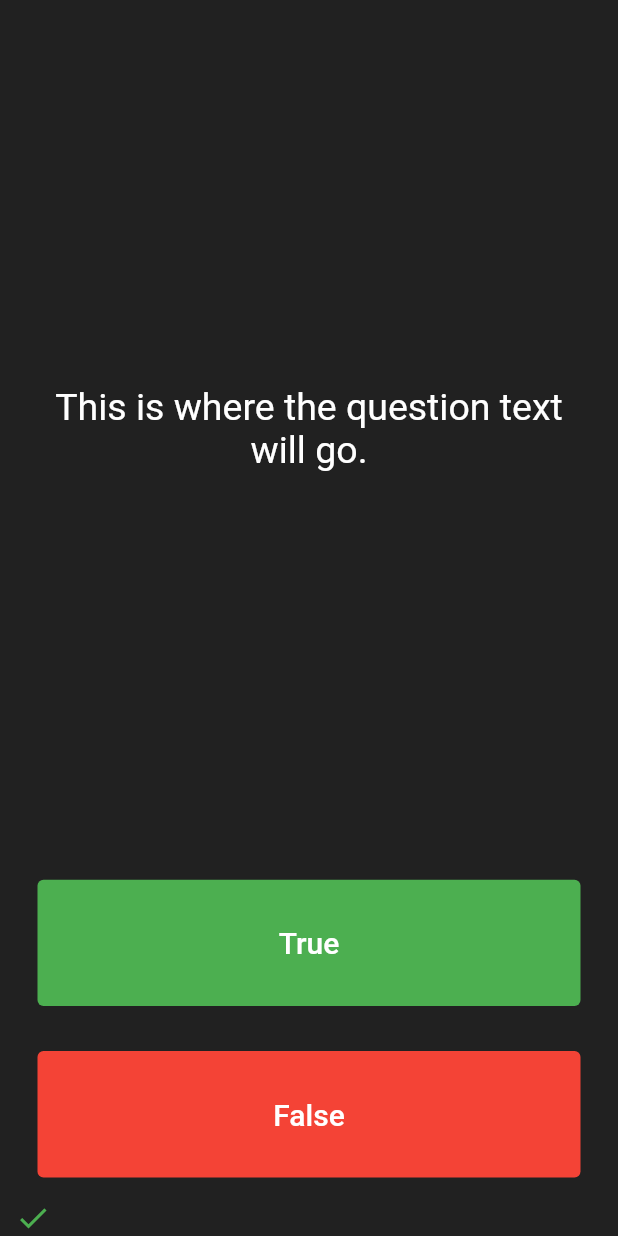
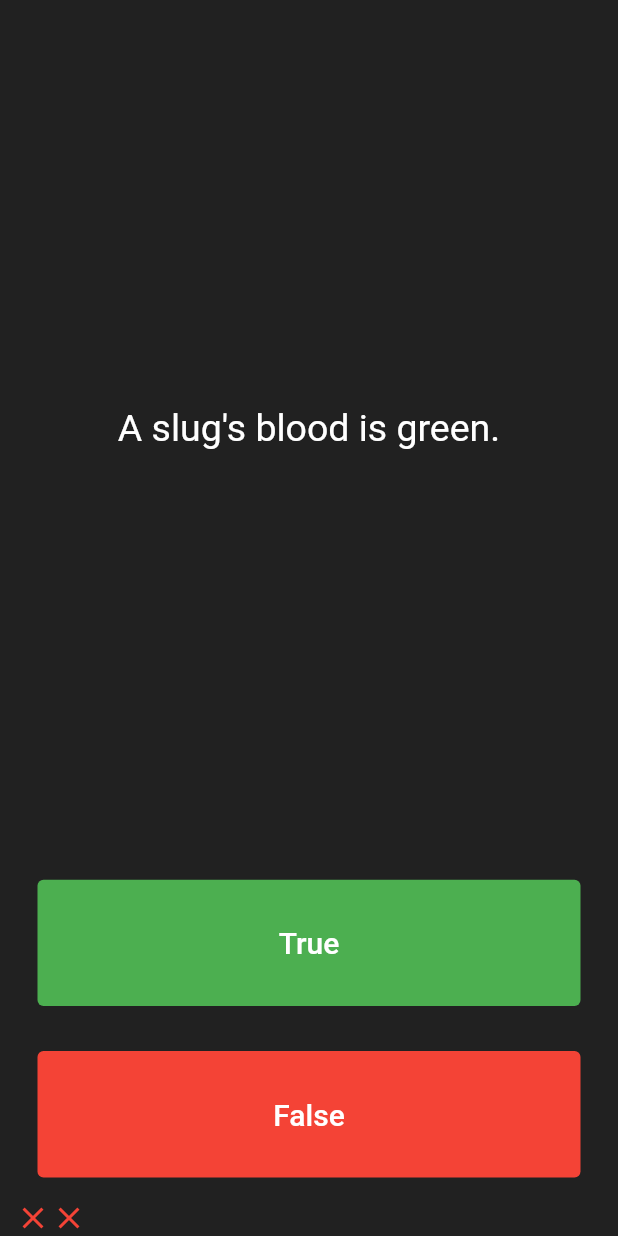
Before and after one commit to EDD-3/quizzler_flutter_practice, a Flutter app: the screen it shows after launch, after a tap on "True", after a tap on "False", on a phone screen of 412 x 824 dp. Run offline on Flutter 3.47's test engine with Material 2 defaults, Android fonts, the phone set to English and light mode, and no system bars.

Commit message:
Refactored question code

```diff
--- a/lib/main.dart
+++ b/lib/main.dart
@@ -1,4 +1,5 @@
 import 'package:flutter/material.dart';
+import 'question.dart';
 
 void main() => runApp(Quizzler());
 
@@ -10,7 +11,7 @@ class Quizzler extends StatelessWidget {
         backgroundColor: Colors.grey.shade900,
         body: SafeArea(
           child: Padding(
-            padding: EdgeInsets.symmetric(horizontal: 10.0),
+            padding: const EdgeInsets.symmetric(horizontal: 10.0),
             child: QuizPage(),
           ),
         ),
@@ -26,10 +27,19 @@ class QuizPage extends StatefulWidget {
 
 class _QuizPageState extends State<QuizPage> {
   List<Icon> scoreKeeper = [];
+  List<Question> questions = [
+    Question('You can lead a cow down stairs but not up stairs.', false),
+    Question('Approximately one quarter of human bones are in the feet.', true),
+    Question('A slug\'s blood is green.', true)
+  ];
+  int questionNumber = 0;
   static const Color trueColor = Colors.green;
+  static const Color falseColor = Colors.red;
+  static const Color defaultTextColor = Colors.white;
 
   void addScore({IconData? icon, Color? color}) {
     setState(() {
+      questionNumber++;
       scoreKeeper.add(Icon(icon, color: color));
     });
   }
@@ -46,11 +56,11 @@ class _QuizPageState extends State<QuizPage> {
             padding: EdgeInsets.all(10.0),
             child: Center(
               child: Text(
-                'This is where the question text will go.',
+                questions[questionNumber].text,
                 textAlign: TextAlign.center,
                 style: TextStyle(
                   fontSize: 25.0,
-                  color: Colors.white,
+                  color: defaultTextColor,
                 ),
               ),
             ),
@@ -58,20 +68,27 @@ class _QuizPageState extends State<QuizPage> {
         ),
         Expanded(
           child: Padding(
-            padding: EdgeInsets.all(15.0),
+            padding: const EdgeInsets.all(15.0),
             child: TextButton(
               style: TextButton.styleFrom(
                 backgroundColor: trueColor,
               ),
-              child: Text(
+              child: const Text(
                 'True',
                 style: TextStyle(
-                  color: Colors.white,
+                  color: defaultTextColor,
                   fontSize: 20.0,
                 ),
               ),
               onPressed: () {
-                addScore(icon: Icons.check, color: trueColor);
+                bool correctAnswer = questions[questionNumber].answer;
+
+                if (correctAnswer == true) {
+                  addScore(icon: Icons.check, color: trueColor);
+                } else {
+                  addScore(icon: Icons.close, color: falseColor);
+                }
+
                 //The user picked true.
               },
             ),
@@ -79,19 +96,24 @@ class _QuizPageState extends State<QuizPage> {
         ),
         Expanded(
           child: Padding(
-            padding: EdgeInsets.all(15.0),
+            padding: const EdgeInsets.all(15.0),
             child: TextButton(
-              style: TextButton.styleFrom(
-                backgroundColor: Colors.red,
-              ),
-              child: Text(
+              style: TextButton.styleFrom(backgroundColor: falseColor),
+              child: const Text(
                 'False',
                 style: TextStyle(
                   fontSize: 20.0,
-                  color: Colors.white,
+                  color: defaultTextColor,
                 ),
               ),
               onPressed: () {
+                bool correctAnswer = questions[questionNumber].answer;
+
+                if (correctAnswer == false) {
+                  addScore(icon: Icons.check, color: trueColor);
+                } else {
+                  addScore(icon: Icons.close, color: falseColor);
+                }
                 //The user picked false.
               },
             ),
--- /dev/null
+++ b/lib/question.dart
@@ -0,0 +1,6 @@
+class Question {
+  String text;
+  bool answer;
+
+  Question(this.text, this.answer);
+}
```
Also changed, not shown: lib/quizz_brain.dart (added).
